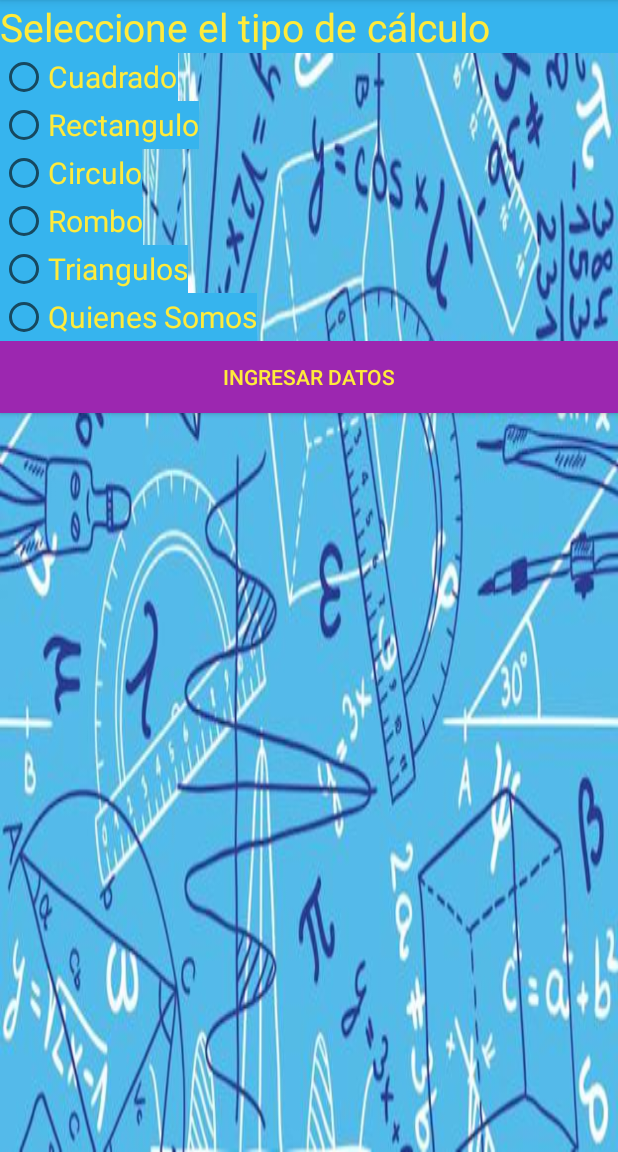
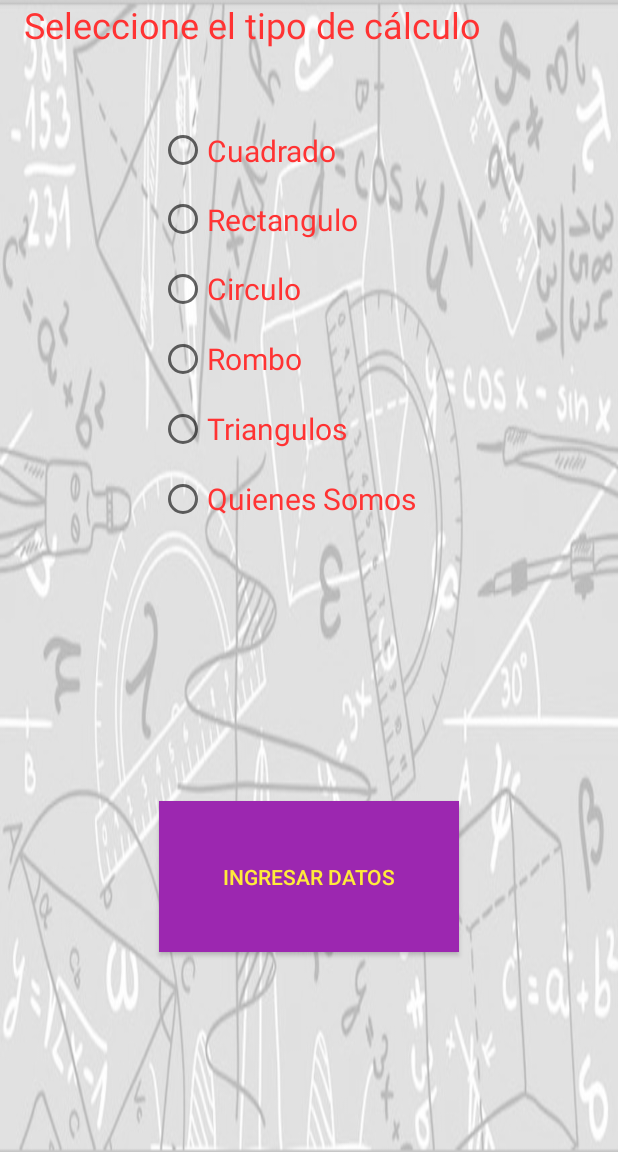
Before and after one commit to cristoferss/GeoCalculadora, an Android app: the screen it shows after launch (MainActivity), after a tap on "INGRESAR DATOS", on a phone screen of 412 x 824 dp, the part 84-1236 px from its top. Run offline under Robolectric (Android 15) with nearby library versions, the phone set to English and light mode, and no system bars.

Commit message:
Colores y Layout

```diff
--- a/app/src/main/java/com/example/geocal/MainActivity.java
+++ b/app/src/main/java/com/example/geocal/MainActivity.java
@@ -70,6 +70,8 @@ public class MainActivity extends AppCompatActivity {
                     Intent btnSiguiente = new Intent(getApplicationContext(), QuienesSomos.class);
                     startActivity(btnSiguiente);
 
+                }else if(Validar()){
+                    Toast.makeText(MainActivity.this, "Debe seleccionar un tipo de cálculo", Toast.LENGTH_SHORT).show();
                 }
 
 
@@ -80,4 +82,43 @@ public class MainActivity extends AppCompatActivity {
 
 
     }
+
+    public boolean Validar(){
+        boolean retorno=true;
+        String somos=rbSomos.getText().toString();
+        String cuadrado=rbCuadrado.getText().toString();
+        String circulo=rbCirculo.getText().toString();
+        String rectangulo=rbRectangulo.getText().toString();
+        String rombo=rbRombo.getText().toString();
+        String triangulos=rbTriangulos.getText().toString();
+
+
+        if(somos.isEmpty()){
+
+            rbSomos.setError("Debe seleccionr un tipo de cálculo");
+            retorno=false;
+        }else if(cuadrado.isEmpty()){
+
+            rbCuadrado.setError("Debe seleccionr un tipo de cálculo");
+            retorno=false;
+        }else if(circulo.isEmpty()){
+
+            rbCirculo.setError("Debe seleccionr un tipo de cálculo");
+            retorno=false;
+        }else if(rectangulo.isEmpty()){
+
+            rbRectangulo.setError("Debe seleccionr un tipo de cálculo");
+            retorno=false;
+        }else if(rombo.isEmpty()){
+
+            rbRombo.setError("Debe seleccionr un tipo de cálculo");
+            retorno=false;
+        }else if(triangulos.isEmpty()){
+
+            rbTriangulos.setError("Debe seleccionr un tipo de cálculo");
+            retorno=false;
+        }
+
+        return retorno;
+    }
 }
--- a/app/src/main/res/layout/activity_main.xml
+++ b/app/src/main/res/layout/activity_main.xml
@@ -5,6 +5,8 @@
     xmlns:tools="http://schemas.android.com/tools"
     android:layout_width="match_parent"
     android:layout_height="match_parent"
+    android:paddingLeft="16dp"
+    android:paddingRight="16dp"
     android:orientation="vertical"
     android:background="@drawable/geofigura"
     tools:context=".MainActivity">
@@ -13,90 +15,87 @@
         android:id="@+id/textView"
         android:layout_width="match_parent"
         android:layout_height="wrap_content"
-        android:background="@color/colorAzul"
         android:text="@string/TextViewMenu"
-        android:textColor="@color/colorAmarillo"
-        android:textSize="26sp" />
+        android:textColor="@color/colorRojo"
+        android:textSize="24sp" />
 
     <RadioGroup
-        android:layout_width="match_parent"
-        android:layout_height="wrap_content"
+        android:layout_width="200dp"
+        android:layout_height="match_parent"
+        android:layout_gravity="center"
+        android:layout_weight="1"
+        android:layout_margin="20pt"
         >
 
         <RadioButton
             android:id="@+id/rbCuadrado"
-            android:layout_width="wrap_content"
+            android:layout_width="match_parent"
             android:layout_height="wrap_content"
             android:layout_weight="1"
             android:checked="false"
             android:text="@string/RadioButtonCuadrado"
-            android:textColor="@color/colorAmarillo"
-            android:background="@color/colorAzul"
+            android:textColor="@color/colorRojo"
             android:textSize="20sp"
             android:visibility="visible" />
 
         <RadioButton
             android:id="@+id/rbRectangulo"
-            android:layout_width="wrap_content"
+            android:layout_width="match_parent"
             android:layout_height="wrap_content"
             android:layout_weight="1"
-            android:textColor="@color/colorAmarillo"
-            android:background="@color/colorAzul"
+            android:textColor="@color/colorRojo"
             android:textSize="20sp"
             android:text="@string/RadioButtonRectangulo" />
 
         <RadioButton
             android:id="@+id/rbCirculo"
-            android:layout_width="wrap_content"
+            android:layout_width="match_parent"
             android:layout_height="wrap_content"
             android:layout_weight="1"
-            android:textColor="@color/colorAmarillo"
-            android:background="@color/colorAzul"
+            android:textColor="@color/colorRojo"
             android:textSize="20sp"
             android:text="@string/RadioButtonCirculo" />
 
         <RadioButton
             android:id="@+id/rbRombo"
-            android:layout_width="wrap_content"
+            android:layout_width="match_parent"
             android:layout_height="wrap_content"
             android:layout_weight="1"
-            android:textColor="@color/colorAmarillo"
-            android:background="@color/colorAzul"
+            android:textColor="@color/colorRojo"
             android:textSize="20sp"
             android:text="@string/RadioButtonRombo" />
 
         <RadioButton
             android:id="@+id/rbTriangulos"
-            android:layout_width="wrap_content"
+            android:layout_width="match_parent"
             android:layout_height="wrap_content"
             android:layout_weight="1"
-            android:textColor="@color/colorAmarillo"
-            android:background="@color/colorAzul"
+            android:textColor="@color/colorRojo"
             android:textSize="20sp"
             android:text="@string/RadioButtonTriangulos" />
         <RadioButton
             android:id="@+id/rbSomos"
-            android:layout_width="wrap_content"
+            android:layout_width="match_parent"
             android:layout_height="wrap_content"
             android:layout_weight="1"
-            android:textColor="@color/colorAmarillo"
-            android:background="@color/colorAzul"
+            android:textColor="@color/colorRojo"
             android:textSize="20sp"
             android:text="@string/RadioButtonSomos" />
     </RadioGroup>
-<LinearLayout
-    android:layout_width="match_parent"
-    android:layout_height="match_parent">
+
 
     <Button
         android:id="@+id/btnSeleccion"
-        android:layout_width="match_parent"
-        android:layout_height="wrap_content"
+        android:layout_width="200dp"
+        android:layout_height="match_parent"
+        android:layout_gravity="center"
+        android:layout_weight="1"
+        android:layout_margin="60pt"
         android:background="@color/colorVioleta"
+        android:textColor="@color/colorAmarillo"
         android:text="@string/ButtonIrAseleccion"
-        android:textColor="@color/colorAmarillo" />
+         />
 
-</LinearLayout>
 
 
 </LinearLayout>
--- a/app/src/main/res/layout/activity_quienes_somos.xml
+++ b/app/src/main/res/layout/activity_quienes_somos.xml
@@ -5,6 +5,10 @@
     xmlns:tools="http://schemas.android.com/tools"
     android:layout_width="match_parent"
     android:layout_height="match_parent"
+    android:paddingLeft="16dp"
+    android:paddingRight="16dp"
+    android:background="@drawable/geofigura"
+    android:orientation="vertical"
     tools:context=".QuienesSomos">
 
 
--- a/app/src/main/res/values/colors.xml
+++ b/app/src/main/res/values/colors.xml
@@ -4,7 +4,8 @@
     <color name="colorPrimaryDark">#00574B</color>
     <color name="colorAccent">#D81B60</color>
     <color name="colorRojo">#FF3333</color>
-    <color name="colorAzul">#36B4EE</color>
+    <color name="colorAzul">#803F8CB5</color>
     <color name="colorAmarillo">#FFEB3B</color>
     <color name="colorVioleta">#9C27B0</color>
+    <color name="colorNegro">#0A0A0A</color>
 </resources>
```
Also changed, not shown: app/src/main/res/layout/activity_circulo.xml (+8 -0 lines), app/src/main/res/layout/activity_cuadrado.xml (+8 -0 lines), app/src/main/res/layout/activity_rectangulo.xml (+8 -0 lines), app/src/main/res/layout/activity_resultados_triangulos.xml (+7 -0 lines), app/src/main/res/layout/activity_rombo.xml (+8 -0 lines), app/src/main/res/layout/activity_triangulos.xml (+7 -0 lines), app/src/main/res/drawable/geofigura.jpg.
